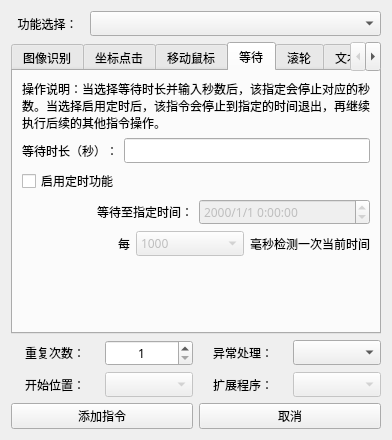
Qt form 窗体/navigation.ui (FsterThanLight/automatic_clicker_2) before a commit.
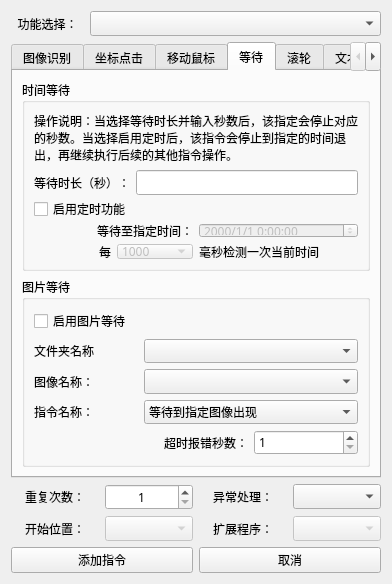
The same form after that commit. The open tabs and pages were chosen to show the change. Icons and pictures are not drawn.

Commit message: 2023年5月24日17:52:38 加入图像等待功能

```diff
--- a/窗体/navigation.ui
+++ b/窗体/navigation.ui
@@ -7,7 +7,7 @@
     <x>0</x>
     <y>0</y>
     <width>392</width>
-    <height>434</height>
+    <height>500</height>
    </rect>
   </property>
   <property name="font">
@@ -507,6 +507,12 @@
       </attribute>
       <layout class="QVBoxLayout" name="verticalLayout_5">
        <item>
+        <widget class="QGroupBox" name="groupBox">
+         <property name="title">
+          <string>时间等待</string>
+         </property>
+         <layout class="QVBoxLayout" name="verticalLayout_19">
+          <item>
         <widget class="QLabel" name="label_23">
          <property name="text">
           <string>操作说明：当选择等待时长并输入秒数后，该指定会停止对应的秒数。当选择启用定时后，该指令会停止到指定的时间退出，再继续执行后续的其他指令操作。</string>
@@ -572,9 +578,7 @@
            </property>
           </widget>
          </item>
-        </layout>
-       </item>
-       <item>
+            <item row="2" column="0">
         <layout class="QHBoxLayout" name="horizontalLayout_8">
          <item>
           <widget class="QLabel" name="label_25">
@@ -629,7 +633,9 @@
            </item>
           </widget>
          </item>
-         <item>
+             </layout>
+            </item>
+            <item row="2" column="1">
           <widget class="QLabel" name="label_26">
            <property name="text">
             <string>毫秒检测一次当前时间</string>
@@ -638,18 +644,89 @@
          </item>
         </layout>
        </item>
+         </layout>
+        </widget>
+       </item>
        <item>
-        <spacer name="verticalSpacer_2">
-         <property name="orientation">
-          <enum>Qt::Vertical</enum>
+        <widget class="QGroupBox" name="groupBox_2">
+         <property name="title">
+          <string>图片等待</string>
          </property>
-         <property name="sizeHint" stdset="0">
-          <size>
-           <width>20</width>
-           <height>130</height>
-          </size>
-         </property>
-        </spacer>
+         <layout class="QVBoxLayout" name="verticalLayout_20">
+          <item>
+           <layout class="QGridLayout" name="gridLayout_9">
+            <item row="2" column="0">
+             <widget class="QLabel" name="label_46">
+              <property name="text">
+               <string>图像名称：</string>
+              </property>
+             </widget>
+            </item>
+            <item row="4" column="2">
+             <widget class="QSpinBox" name="spinBox_6">
+              <property name="minimum">
+               <number>1</number>
+              </property>
+              <property name="maximum">
+               <number>86400</number>
+              </property>
+             </widget>
+            </item>
+            <item row="0" column="0" colspan="3">
+             <widget class="QCheckBox" name="checkBox_5">
+              <property name="text">
+               <string>启用图片等待</string>
+              </property>
+             </widget>
+            </item>
+            <item row="1" column="0">
+             <widget class="QLabel" name="label_45">
+              <property name="text">
+               <string>文件夹名称</string>
+              </property>
+             </widget>
+            </item>
+            <item row="3" column="0">
+             <widget class="QLabel" name="label_47">
+              <property name="text">
+               <string>指令名称：</string>
+              </property>
+             </widget>
+            </item>
+            <item row="1" column="1" colspan="2">
+             <widget class="QComboBox" name="comboBox_17"/>
+            </item>
+            <item row="2" column="1" colspan="2">
+             <widget class="QComboBox" name="comboBox_18"/>
+            </item>
+            <item row="3" column="1" colspan="2">
+             <widget class="QComboBox" name="comboBox_19">
+              <item>
+               <property name="text">
+                <string>等待到指定图像出现</string>
+               </property>
+              </item>
+              <item>
+               <property name="text">
+                <string>等待到指定图像消失</string>
+               </property>
+              </item>
+             </widget>
+            </item>
+            <item row="4" column="0" colspan="2">
+             <widget class="QLabel" name="label_48">
+              <property name="text">
+               <string>超时报错秒数：</string>
+              </property>
+              <property name="alignment">
+               <set>Qt::AlignRight|Qt::AlignTrailing|Qt::AlignVCenter</set>
+              </property>
+             </widget>
+            </item>
+           </layout>
+          </item>
+         </layout>
+        </widget>
        </item>
       </layout>
      </widget>
```
Left out of the diff: 28 changed lines with no effect on the pictures. Lines whose indentation alone changed are shown as unchanged. The commit also changes 6 other files.
